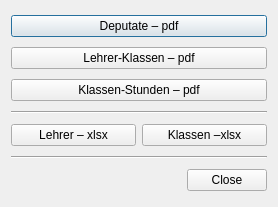
First picture: the form in wz-data/ui/dialog_make_course_tables.ui, repository gradgrind/WZ3, before the edit.
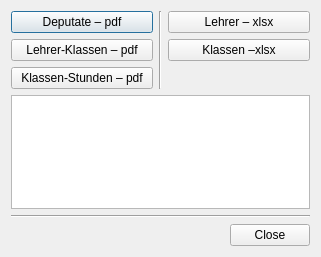
Second picture: the form after the edit.

Commit message: Work on course table exports

```diff
--- a/wz-data/ui/dialog_make_course_tables.ui
+++ b/wz-data/ui/dialog_make_course_tables.ui
@@ -6,13 +6,17 @@
    <rect>
     <x>0</x>
     <y>0</y>
-    <width>278</width>
-    <height>207</height>
+    <width>321</width>
+    <height>257</height>
    </rect>
   </property>
   <property name="windowTitle">
    <string>Dialog</string>
   </property>
+  <layout class="QVBoxLayout" name="verticalLayout_3">
+   <item>
+    <layout class="QHBoxLayout" name="horizontalLayout">
+     <item>
   <layout class="QVBoxLayout" name="verticalLayout">
    <item>
     <widget class="QPushButton" name="pb_pay">
@@ -35,15 +39,17 @@
      </property>
     </widget>
    </item>
+      </layout>
+     </item>
    <item>
     <widget class="Line" name="line_2">
      <property name="orientation">
-      <enum>Qt::Horizontal</enum>
+        <enum>Qt::Vertical</enum>
      </property>
     </widget>
    </item>
    <item>
-    <layout class="QHBoxLayout" name="horizontalLayout">
+      <layout class="QVBoxLayout" name="verticalLayout_2">
      <item>
       <widget class="QPushButton" name="pb_teachers_xlsx">
        <property name="text">
@@ -58,7 +64,29 @@
        </property>
       </widget>
      </item>
-    </layout>
+       <item>
+        <spacer name="verticalSpacer">
+         <property name="orientation">
+          <enum>Qt::Vertical</enum>
+         </property>
+         <property name="sizeHint" stdset="0">
+          <size>
+           <width>20</width>
+           <height>40</height>
+          </size>
+         </property>
+        </spacer>
+       </item>
+      </layout>
+     </item>
+    </layout>
+   </item>
+   <item>
+    <widget class="QPlainTextEdit" name="output_box">
+     <property name="readOnly">
+      <bool>true</bool>
+     </property>
+    </widget>
    </item>
    <item>
     <widget class="Line" name="line">
```
Lines whose indentation alone changed are shown as unchanged. The commit also changes 4 other files.
